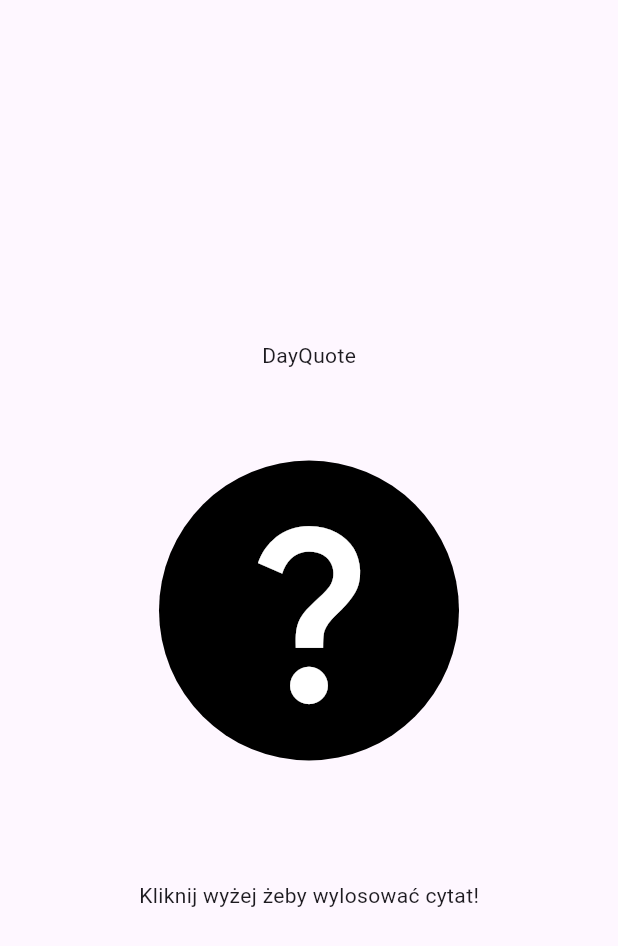
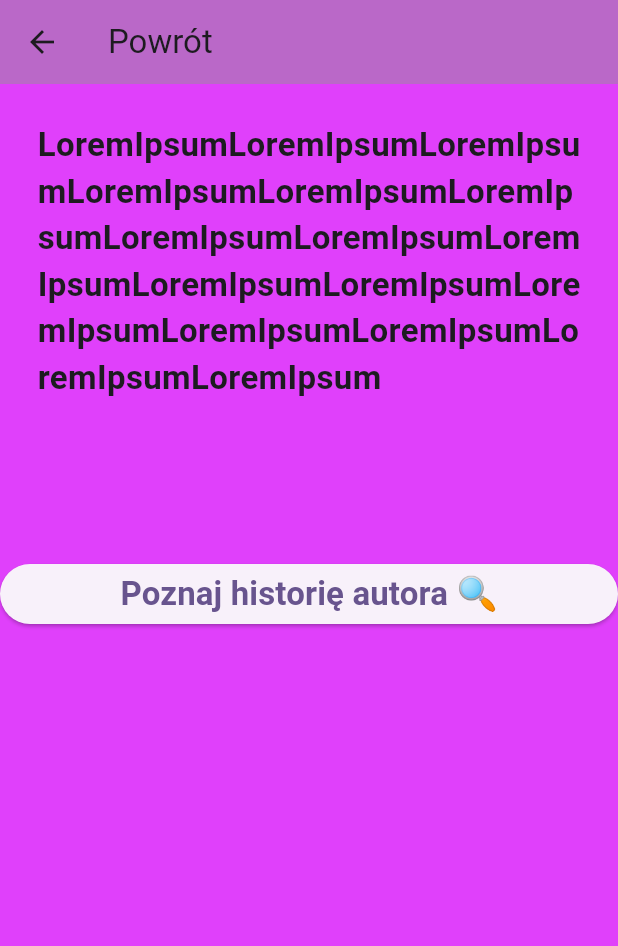
Before and after one commit to maciejsulikowski/day_quote, a Flutter app: the screen it shows after launch, after a tap on the "question mark" icon, on a phone screen of 412 x 824 dp. Shown: the top 946 px of the screen. Run offline on Flutter 3.47's test engine with Material 2 defaults, Android fonts, the phone set to English and light mode, and no system bars; our stand-ins replace google_fonts; Roboto replaces fonts that are missing (Buenard).

Commit message:
Add authors_page and quotes_page to app

```diff
--- /dev/null
+++ b/lib/app/features/quotes/quotes_page.dart
@@ -0,0 +1,52 @@
+import 'package:day_quote/app/features/authors/authors_page.dart';
+import 'package:flutter/material.dart';
+import 'package:google_fonts/google_fonts.dart';
+
+class QuotePage extends StatelessWidget {
+  const QuotePage({
+    super.key,
+  });
+
+  @override
+  Widget build(BuildContext context) {
+    return Scaffold(
+      backgroundColor: Colors.purpleAccent,
+      appBar: AppBar(
+        title: const Text(
+          'Powrót',
+        ),
+        backgroundColor: Colors.purple[300],
+      ),
+      body: Center(
+        child: ListView(
+          children: [
+            Padding(
+              padding: const EdgeInsets.all(25.0),
+              child: Text(
+                'LoremIpsumLoremIpsumLoremIpsumLoremIpsumLoremIpsumLoremIpsumLoremIpsumLoremIpsumLoremIpsumLoremIpsumLoremIpsumLoremIpsumLoremIpsumLoremIpsumLoremIpsumLoremIpsum',
+                style: GoogleFonts.roboto(
+                  fontSize: 22,
+                  fontWeight: FontWeight.bold,
+                ),
+              ),
+            ),
+            const SizedBox(height: 80),
+            ElevatedButton(
+              onPressed: () {
+                Navigator.of(context)
+                    .push(MaterialPageRoute(builder: (_) => const AuthorsPage()));
+              },
+              child: Text(
+                'Poznaj historię autora 🔍',
+                style: GoogleFonts.buenard(
+                  fontSize: 22,
+                  fontWeight: FontWeight.bold,
+                ),
+              ),
+            ),
+          ],
+        ),
+      ),
+    );
+  }
+}
--- a/lib/main.dart
+++ b/lib/main.dart
@@ -1,4 +1,6 @@
+import 'package:day_quote/app/features/quotes/quotes_page.dart';
 import 'package:flutter/material.dart';
+import 'package:google_fonts/google_fonts.dart';
 
 void main() {
   runApp(const MyApp());
@@ -28,19 +30,27 @@
   @override
   Widget build(BuildContext context) {
     return Scaffold(
+      backgroundColor: Colors.purpleAccent,
       body: Center(
         child: Column(
           mainAxisAlignment: MainAxisAlignment.center,
           children: [
-            const Padding(
-              padding: EdgeInsets.all(10.0),
+            Padding(
+              padding: const EdgeInsets.all(10.0),
               child: Text(
                 'DayQuote',
+                style: GoogleFonts.orienta(
+                  fontSize: 40,
+                  fontWeight: FontWeight.bold,
+                ),
               ),
             ),
             const SizedBox(height: 50),
             InkWell(
-              onTap: () {},
+              onTap: () {
+                Navigator.of(context)
+                    .push(MaterialPageRoute(builder: (_) => const QuotePage()));
+              },
               child: const CircleAvatar(
                 radius: 100,
                 backgroundColor: Colors.black,
@@ -52,7 +62,13 @@
               ),
             ),
             const SizedBox(height: 80),
-            const Text('Kliknij wyżej żeby wylosować cytat!'),
+            Text(
+              'Kliknij wyżej żeby wylosować cytat!',
+              style: GoogleFonts.orienta(
+                fontSize: 22,
+                fontWeight: FontWeight.bold,
+              ),
+            ),
           ],
         ),
       ),
--- a/pubspec.yaml
+++ b/pubspec.yaml
@@ -60,9 +60,8 @@ flutter:
   uses-material-design: true
 
   # To add assets to your application, add an assets section, like this:
-  # assets:
-  #   - images/a_dot_burr.jpeg
-  #   - images/a_dot_ham.jpeg
+  assets:
+    - images/
 
   # An image asset can refer to one or more resolution-specific "variants", see
   # https://flutter.dev/assets-and-images/#resolution-aware
```
Also changed, not shown: lib/app/features/authors/authors_page.dart (added, +38 -0 lines), images/iconn.png (added).
